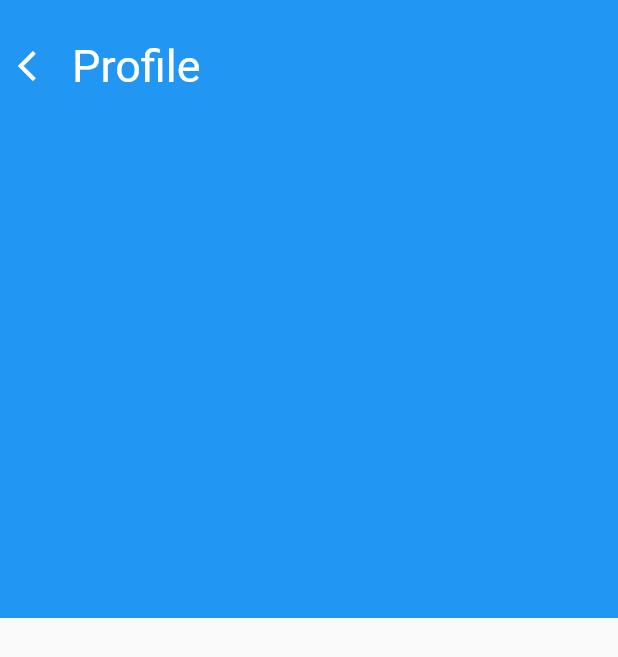
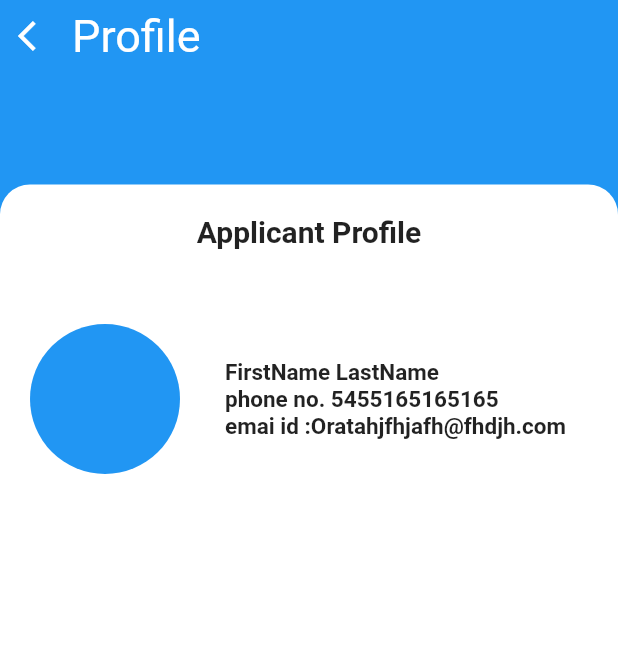
Before and after one commit to imtanbro/code_fury_app, a Flutter app: the ApplicantDetail screen opened directly, on a phone screen of 412 x 824 dp. Shown: the top 657 px of the screen. Run offline on Flutter 3.47's test engine with Material 2 defaults, Android fonts, the phone set to English and light mode, and no system bars; our stand-ins replace curved_navigation_bar, firebase_auth; missing offline and left inert: dart:js; accounts and stored records are empty.

Commit message:
update applicant UI

```diff
--- a/lib/screens/applicants/applicant_detail.dart
+++ b/lib/screens/applicants/applicant_detail.dart
@@ -4,19 +4,19 @@ class ApplicantDetail extends StatelessWidget {
   @override
   Widget build(BuildContext context) {
     return Scaffold(
-      body: SingleChildScrollView(
-        child: Stack(
+      backgroundColor: Colors.blue,
+      body: SafeArea(
+        child: SingleChildScrollView(
+          child: Column(
             children: [
-            Container(
-              height: MediaQuery.of(context).size.width,
-              width: MediaQuery.of(context).size.width,
-              color: Colors.blue,
-            ),
               Positioned(
                 top: 20,
+                  child: GestureDetector(
+                    onTap: (){
+                      Navigator.pop(context);
+                    },
                     child: Container(
                       child: Row(
-                    mainAxisAlignment: MainAxisAlignment.spaceBetween,
                         children: [
                           IconButton(
                             icon: Icon(
@@ -35,14 +35,85 @@ class ApplicantDetail extends StatelessWidget {
                           )
                         ],
                       ),
+                    ),
                   )
               ),
-            Positioned(
-              top: 200,
-              child: Container(),
+              SizedBox(
+                height: 75,
+              ),
+              Container(
+                padding: EdgeInsets.all(20),
+                height: MediaQuery.of(context).size.height,
+                width: MediaQuery.of(context).size.width,
+                decoration: BoxDecoration(
+                  borderRadius: BorderRadius.circular(20),
+                  color: Colors.white
+
+                ),
+                child: Column(
+                  children: [
+                    Text('Applicant Profile',
+                      textAlign: TextAlign.center,
+                      style: TextStyle(
+                        fontSize: 20,
+                        fontWeight: FontWeight.bold
+                      ),
+                    ),
+                    SizedBox(
+                      height: 50,
+                    ),
+                    Container(
+
+                      child:Row(
+                        children: [
+                          Container(
+                            child: CircleAvatar(
+                              radius: 50,
+                              backgroundColor: Colors.blue,
+                            ),
+                          ),
+                          SizedBox(width: 30,),
+                          Container(
+                            child: Column(
+                              crossAxisAlignment: CrossAxisAlignment.start,
+                              mainAxisAlignment: MainAxisAlignment.spaceBetween,
+                              children: [
+                                Text(
+                                  'FirstName LastName',
+                                    style: TextStyle(
+                                        fontSize: 15,
+                                        fontWeight: FontWeight.bold
+                                    )
+
+                                ),
+                                Text(
+                                  'phone no. 5455165165165',
+                                    style: TextStyle(
+                                        fontSize: 15,
+                                        fontWeight: FontWeight.bold
+                                    )
+                                ),
+                                Text(
+                                    'emai id :Oratahjfhjafh@fhdjh.com',
+                                    style: TextStyle(
+                                        fontSize: 15,
+                                        fontWeight: FontWeight.bold
+                                    )
+                                )
+                              ],
+                            ),
+                          )
+                        ],
+                      ) ,
                     )
 
                   ],
+                ),
+              )
+
+
+            ],
+          ),
         ),
       ),
     );
```
Lines whose indentation alone changed are shown as unchanged.
